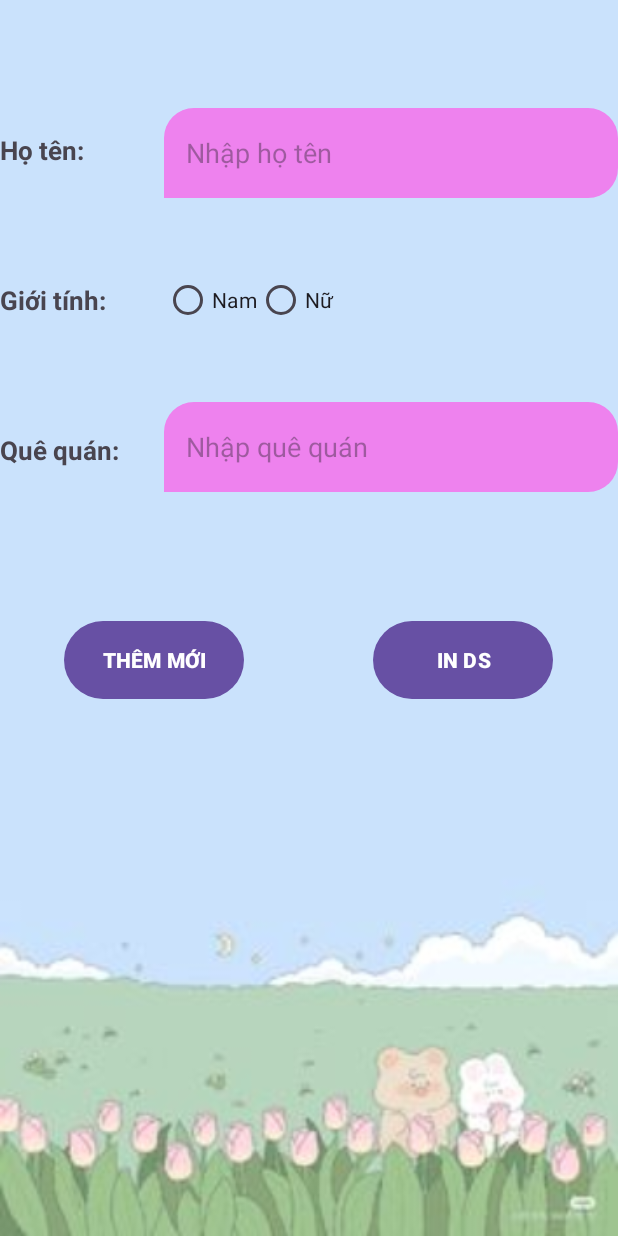
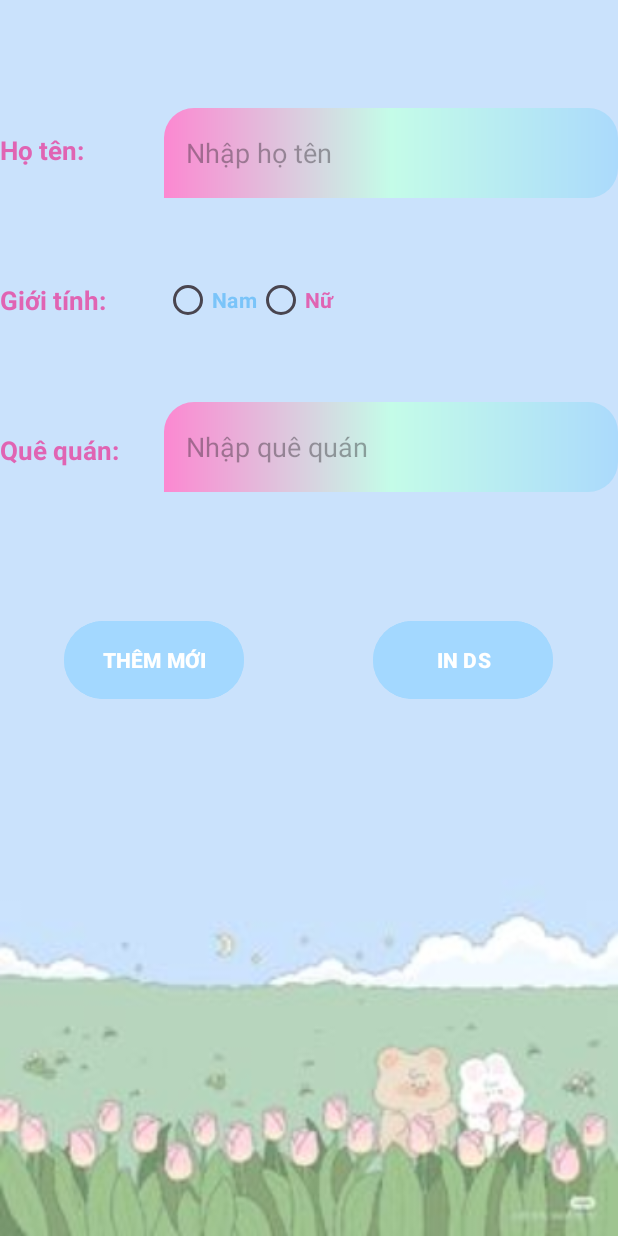
Before and after one commit to dangdungvn/Android, an Android app: the screen it shows after launch (MainActivity), on a phone screen of 412 x 824 dp. Run offline under Robolectric (Android 15) with nearby library versions, the phone set to English and light mode, and no system bars.

Commit message:
thêm bài 8 nhưng chưa id tự đặt id

```diff
--- a/btvn8.1/app/src/main/res/drawable/customer1.xml
+++ b/btvn8.1/app/src/main/res/drawable/customer1.xml
@@ -8,8 +8,10 @@
         android:right="15dp"
         />
 
-    <solid
-        android:color="#EE82EE"
+    <gradient
+        android:centerColor="#c4fce8"
+        android:startColor="#fc88d1"
+        android:endColor="#abdafc"
         />
 
     <corners
--- a/btvn8.1/app/src/main/res/drawable/customer2.xml
+++ b/btvn8.1/app/src/main/res/drawable/customer2.xml
@@ -2,12 +2,4 @@
 <shape xmlns:android="http://schemas.android.com/apk/res/android">
 
 
-    <gradient
-        android:startColor="#EE82EE"
-        android:endColor="#00FF7F"
-        />
-
-    <corners
-        android:radius="10dp"/>
-
 </shape>
--- a/btvn8.1/app/src/main/res/layout/activity_main.xml
+++ b/btvn8.1/app/src/main/res/layout/activity_main.xml
@@ -31,7 +31,7 @@
                 android:layout_weight="1"
                 android:gravity="center"
                 android:text="Họ tên:"
-                android:stroke="10dp"  android:strokeColor="#FF0000"
+                android:textColor="#e064b3"
                 android:textStyle="bold"
                 android:textSize="17dp"/>
 
@@ -41,6 +41,7 @@
                 android:layout_weight="1"
                 android:gravity="center"
                 android:text="Giới tính:"
+                android:textColor="#e064b3"
                 android:textStyle="bold"
                 android:textSize="17dp"/>
 
@@ -50,6 +51,7 @@
                 android:layout_weight="1"
                 android:gravity="center"
                 android:text="Quê quán:"
+                android:textColor="#e064b3"
                 android:textStyle="bold"
                 android:textSize="17dp"/>
         </LinearLayout>
@@ -70,7 +72,6 @@
                     android:layout_width="match_parent"
                     android:layout_height="wrap_content"
                     android:hint="Nhập họ tên"
-
                     android:background="@drawable/customer1"/>
             </LinearLayout>
 
@@ -91,12 +92,16 @@
                     <RadioButton
                         android:layout_width="wrap_content"
                         android:layout_height="wrap_content"
-                        android:text="Nam" />
+                        android:text="Nam"
+                        android:textColor="#7ac4f9"
+                        android:textStyle="bold"/>
 
                     <RadioButton
                         android:layout_width="wrap_content"
                         android:layout_height="wrap_content"
-                        android:text="Nữ"/>
+                        android:text="Nữ"
+                        android:textColor="#e064b3"
+                        android:textStyle="bold"/>
 
                 </RadioGroup>
             </LinearLayout>
@@ -139,6 +144,7 @@
                 android:layout_height="60dp"
                 android:text="THÊM MỚI"
                 android:textStyle="bold"
+                android:backgroundTint="#A3D8FF"
                 />
         </LinearLayout>
 
@@ -152,7 +158,8 @@
                 android:layout_width="120dp"
                 android:layout_height="60dp"
                 android:text="IN DS"
-                android:textStyle="bold"/>
+                android:textStyle="bold"
+                android:backgroundTint="#A3D8FF"/>
         </LinearLayout>
 
 
```
Also changed, not shown: 1 other file.
